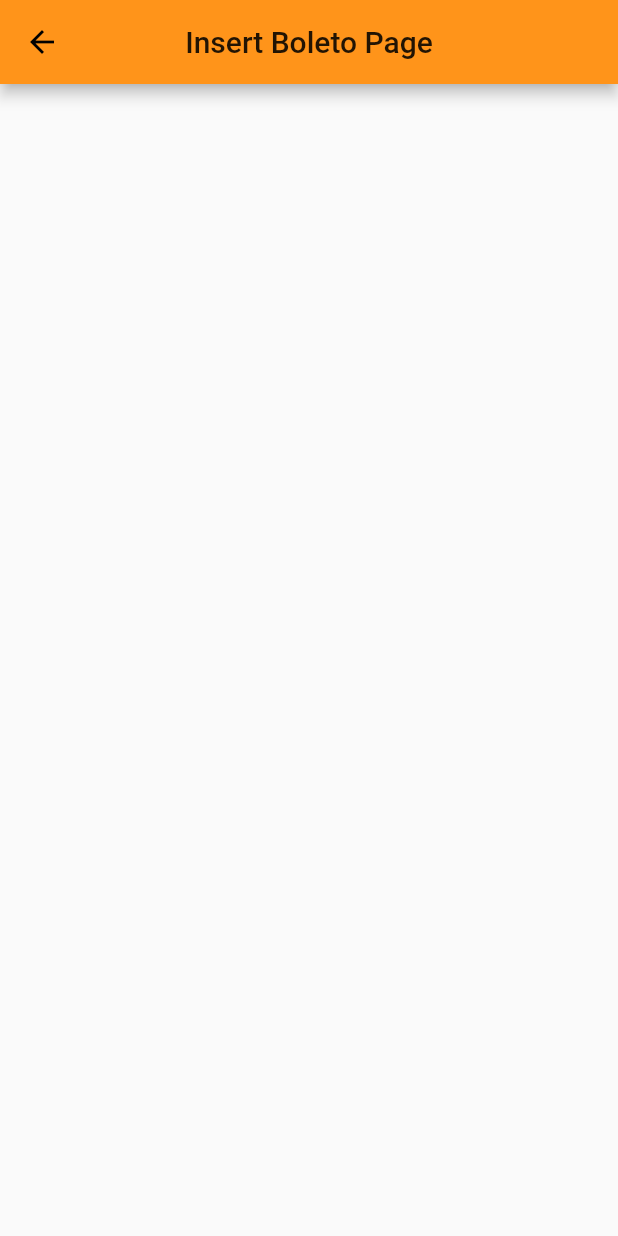
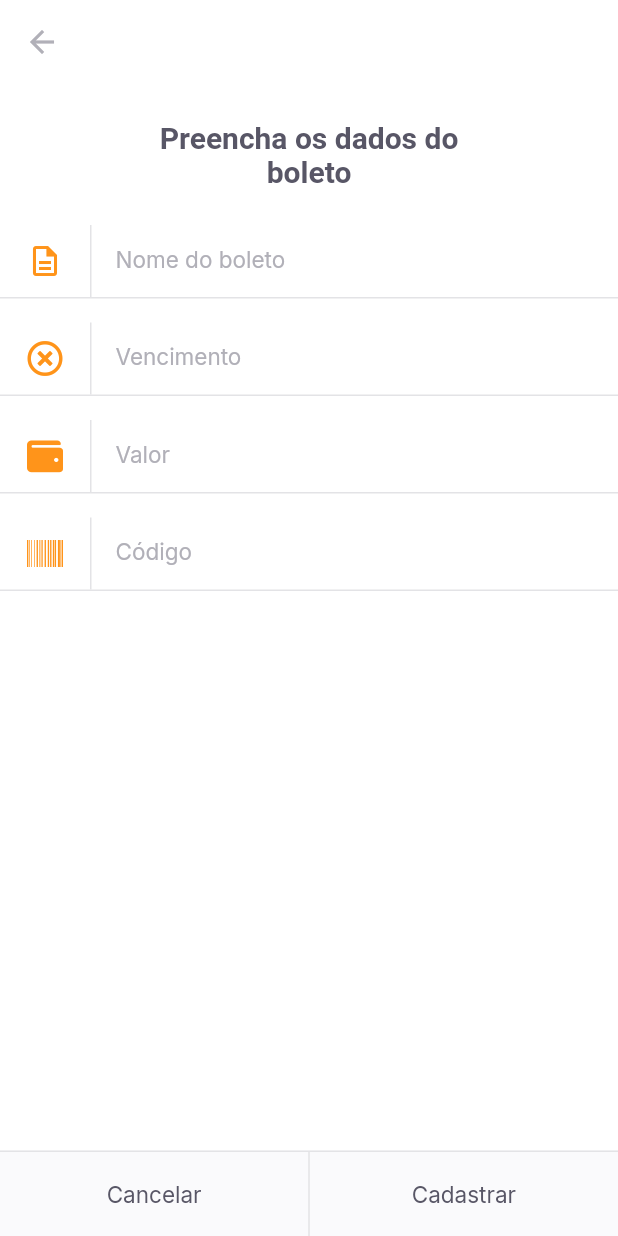
Before and after one commit to AndersonD-art/nlw-06-flutter, a Flutter app: the InsertBoletoPage screen opened by its route, on a phone screen of 412 x 824 dp. Run offline on Flutter 3.47's test engine with Material 2 defaults, Android fonts, the phone set to English and light mode, and no system bars; our stand-ins replace camera, firebase_core, font_awesome_flutter, google_fonts, google_sign_in, image_picker and 1 more; missing offline and left inert: google_ml_kit; accounts and stored records are empty.

Commit message:
continuation of class 5

```diff
--- a/lib/modules/home/home_page.dart
+++ b/lib/modules/home/home_page.dart
@@ -102,7 +102,8 @@ class _HomePageState extends State<HomePage> {
             ),
             GestureDetector(
               onTap: () {
-                Navigator.pushNamed(context, "/barcode_scanner");
+                //Navigator.pushNamed(context, "/barcode_scanner");
+                Navigator.pushNamed(context, "/insert_boleto");
               },
               child: Container(
                 width: 56,
--- a/lib/modules/insert_boleto/insert_boleto_page.dart
+++ b/lib/modules/insert_boleto/insert_boleto_page.dart
@@ -1,4 +1,9 @@
 import 'package:flutter/material.dart';
+import 'package:font_awesome_flutter/font_awesome_flutter.dart';
+import 'package:payflow/shared/themes/app_colors.dart';
+import 'package:payflow/shared/themes/app_text_styles.dart';
+import 'package:payflow/shared/widgets/input_text/input_text_widget.dart';
+import 'package:payflow/shared/widgets/set_label_buttons/set_label_buttons.dart';
 
 class InsertBoletoPage extends StatelessWidget {
   const InsertBoletoPage({Key? key}) : super(key: key);
@@ -6,9 +11,52 @@ class InsertBoletoPage extends StatelessWidget {
   @override
   Widget build(BuildContext context) {
     return Scaffold(
+      backgroundColor: AppColors.background,
       appBar: AppBar(
-        title: Text("Insert Boleto Page"),
-        centerTitle: true,
+        backgroundColor: AppColors.background,
+        elevation: 0,
+        leading: BackButton(
+          color: AppColors.input,
+        ),
+      ),
+      body: Column(
+        crossAxisAlignment: CrossAxisAlignment.center,
+        children: [
+          Padding(
+            padding: const EdgeInsets.symmetric(horizontal: 93, vertical: 24),
+            child: Text(
+              "Preencha os dados do boleto",
+              style: TextStyles.titleBoldHeading,
+              textAlign: TextAlign.center,
+            ),
+          ),
+          InputTextWidget(
+            label: "Nome do boleto",
+            icon: Icons.description_outlined,
+            onChanged: (value) {},
+          ),
+          InputTextWidget(
+            label: "Vencimento",
+            icon: FontAwesomeIcons.timesCircle,
+            onChanged: (value) {},
+          ),
+          InputTextWidget(
+            label: "Valor",
+            icon: FontAwesomeIcons.wallet,
+            onChanged: (value) {},
+          ),
+          InputTextWidget(
+            label: "Código",
+            icon: FontAwesomeIcons.barcode,
+            onChanged: (value) {},
+          ),
+        ],
+      ),
+      bottomNavigationBar: SetLabelButtons(
+        primaryLabel: "Cancelar",
+        primaryOnPressed: () {},
+        secondaryLabel: "Cadastrar",
+        secondaryOnPressed: () {},
       ),
     );
   }
--- a/lib/shared/themes/app_colors.dart
+++ b/lib/shared/themes/app_colors.dart
@@ -8,5 +8,6 @@ class AppColors {
   static final body = Color(0xFF706E7A);
   static final stroke = Color(0xFFE3E3E6);
   static final shape = Color(0xFFFAFAFC);
+  static final input = Color(0xFFB1B0B8);
   static final background = Color(0xFFFFFFFF);
 }
--- a/lib/shared/themes/app_text_styles.dart
+++ b/lib/shared/themes/app_text_styles.dart
@@ -78,6 +78,11 @@ class TextStyles {
     fontWeight: FontWeight.w700,
     color: AppColors.background,
   );
+  static final input = GoogleFonts.inter(
+    fontSize: 15,
+    fontWeight: FontWeight.w400,
+    color: AppColors.input,
+  );
   static final captionBackground = GoogleFonts.inter(
     fontSize: 13,
     fontWeight: FontWeight.w400,
--- /dev/null
+++ b/lib/shared/widgets/input_text/input_text_widget.dart
@@ -0,0 +1,68 @@
+import 'package:flutter/material.dart';
+import 'package:payflow/shared/themes/app_colors.dart';
+import 'package:payflow/shared/themes/app_text_styles.dart';
+
+class InputTextWidget extends StatelessWidget {
+  final String label;
+  final IconData icon;
+  final String? initialValue;
+  final String? Function(String?)? validator;
+  final TextEditingController? controller;
+  final void Function(String value) onChanged;
+
+  const InputTextWidget({
+    Key? key,
+    required this.label,
+    required this.icon,
+    this.initialValue,
+    this.validator,
+    this.controller,
+    required this.onChanged,
+  }) : super(key: key);
+
+  @override
+  Widget build(BuildContext context) {
+    return Padding(
+      padding: const EdgeInsets.only(bottom: 16.0),
+      child: Column(
+        children: [
+          TextFormField(
+            controller: controller,
+            onChanged: onChanged,
+            initialValue: initialValue,
+            validator: validator,
+            style: TextStyles.input,
+            decoration: InputDecoration(
+              contentPadding: EdgeInsets.zero,
+              labelText: label,
+              labelStyle: TextStyles.input,
+              icon: Row(
+                mainAxisSize: MainAxisSize.min,
+                children: [
+                  Padding(
+                    padding: const EdgeInsets.symmetric(horizontal: 18),
+                    child: Icon(
+                      icon,
+                      color: AppColors.primary,
+                    ),
+                  ),
+                  Container(
+                    width: 1,
+                    height: 48,
+                    color: AppColors.stroke,
+                  )
+                ],
+              ),
+              border: InputBorder.none,
+            ),
+          ),
+          Divider(
+            height: 1,
+            thickness: 1,
+            color: AppColors.stroke,
+          )
+        ],
+      ),
+    );
+  }
+}
--- a/lib/shared/widgets/set_label_buttons/set_label_buttons.dart
+++ b/lib/shared/widgets/set_label_buttons/set_label_buttons.dart
@@ -10,6 +10,7 @@ class SetLabelButtons extends StatelessWidget {
   final String secondaryLabel;
   final VoidCallback secondaryOnPressed;
   final bool enablePrimaryColor;
+  final bool enableSecondaryColor;
   const SetLabelButtons({
     Key? key,
     required this.primaryLabel,
@@ -17,12 +18,23 @@ class SetLabelButtons extends StatelessWidget {
     required this.secondaryLabel,
     required this.secondaryOnPressed,
     this.enablePrimaryColor = false,
+    this.enableSecondaryColor = false,
   }) : super(key: key);
 
   @override
   Widget build(BuildContext context) {
     return Container(
       color: AppColors.shape,
+      height: 57,
+      child: Column(
+        mainAxisSize: MainAxisSize.min,
+        children: [
+          Divider(
+            thickness: 1,
+            height: 1,
+            color: AppColors.stroke,
+          ),
+          Container(
             height: 56,
             child: Row(
               children: [
@@ -38,6 +50,11 @@ class SetLabelButtons extends StatelessWidget {
                   child: LabelButton(
                     label: secondaryLabel,
                     onPressed: secondaryOnPressed,
+                    style:
+                        enableSecondaryColor ? TextStyles.buttonPrimary : null,
+                  ),
+                ),
+              ],
             ),
           ),
         ],
--- a/pubspec.yaml
+++ b/pubspec.yaml
@@ -35,6 +35,7 @@ dependencies:
   google_ml_kit: ^0.6.0
   camera: ^0.8.1+3
   image_picker: ^0.8.1
+  font_awesome_flutter: ^9.1.0
 
 dev_dependencies:
   flutter_test:
```
Also changed, not shown: pubspec.lock. Lines whose indentation alone changed are shown as unchanged.
